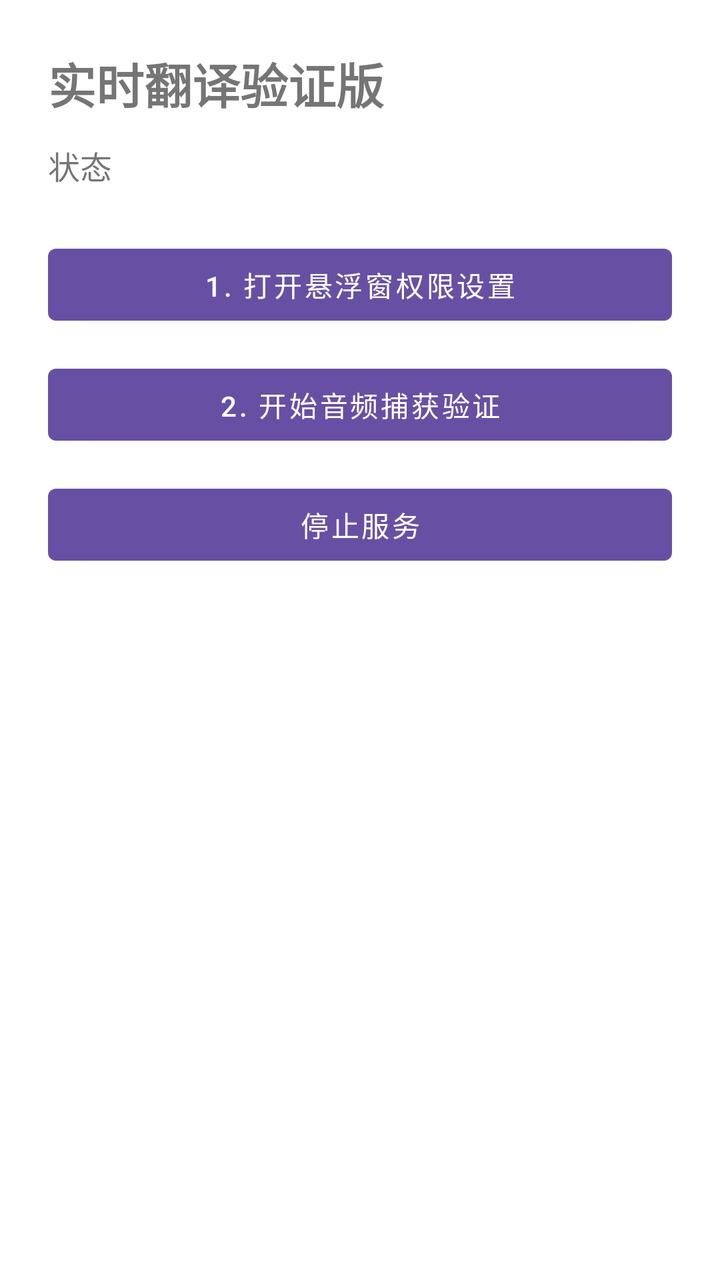
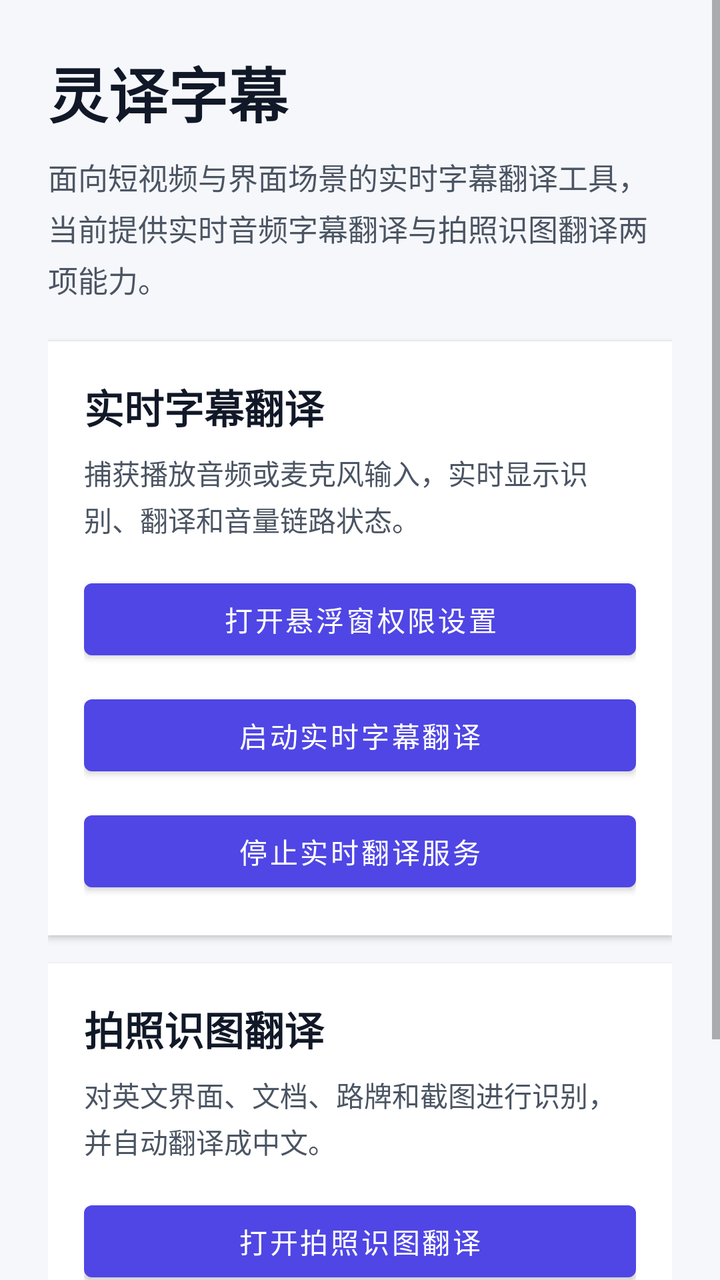

Two renders of the same Android screen: before a commit and after it. Below are the layout's source before the change and the commit's diff.
<!-- AndroidManifest.xml: application theme Theme.Fanyiapp -->
<!-- res/layout/activity_main.xml -->
<?xml version="1.0" encoding="utf-8"?>
<LinearLayout xmlns:android="http://schemas.android.com/apk/res/android"
    android:layout_width="match_parent"
    android:layout_height="match_parent"
    android:orientation="vertical"
    android:padding="24dp">

    <TextView
        android:id="@+id/titleText"
        android:layout_width="match_parent"
        android:layout_height="wrap_content"
        android:text="实时翻译验证版"
        android:textStyle="bold"
        android:textSize="24sp"
        android:layout_marginBottom="12dp" />

    <TextView
        android:id="@+id/statusText"
        android:layout_width="match_parent"
        android:layout_height="wrap_content"
        android:text="状态"
        android:textSize="16sp"
        android:layout_marginBottom="24dp" />

    <Button
        android:id="@+id/overlayButton"
        android:layout_width="match_parent"
        android:layout_height="wrap_content"
        android:text="1. 打开悬浮窗权限设置"
        android:layout_marginBottom="12dp" />

    <Button
        android:id="@+id/startButton"
        android:layout_width="match_parent"
        android:layout_height="wrap_content"
        android:text="2. 开始音频捕获验证"
        android:layout_marginBottom="12dp" />

    <Button
        android:id="@+id/stopButton"
        android:layout_width="match_parent"
        android:layout_height="wrap_content"
        android:text="停止服务" />

</LinearLayout>
<!-- resources referenced by this layout -->
<resources>
  <style name="Theme.Fanyiapp" parent="Theme.MaterialComponents.DayNight.NoActionBar">
          <item name="colorPrimary">#6750A4</item>
          <item name="colorPrimaryVariant">#4F378B</item>
          <item name="colorOnPrimary">#FFFFFF</item>
          <item name="android:statusBarColor" tools:targetApi="l">?attr/colorPrimaryVariant</item>
      </style>
</resources>

<!-- the commit's change to res/layout/activity_main.xml (unified diff, before → after) -->
@@ -1,45 +1,139 @@
 <?xml version="1.0" encoding="utf-8"?>
-<LinearLayout xmlns:android="http://schemas.android.com/apk/res/android"
+<ScrollView xmlns:android="http://schemas.android.com/apk/res/android"
     android:layout_width="match_parent"
     android:layout_height="match_parent"
-    android:orientation="vertical"
-    android:padding="24dp">
+    android:background="@color/surface_background"
+    android:fillViewport="true">
 
-    <TextView
-        android:id="@+id/titleText"
+    <LinearLayout
         android:layout_width="match_parent"
         android:layout_height="wrap_content"
-        android:text="实时翻译验证版"
-        android:textStyle="bold"
-        android:textSize="24sp"
-        android:layout_marginBottom="12dp" />
+        android:orientation="vertical"
+        android:padding="24dp">
 
-    <TextView
-        android:id="@+id/statusText"
-        android:layout_width="match_parent"
-        android:layout_height="wrap_content"
-        android:text="状态"
-        android:textSize="16sp"
-        android:layout_marginBottom="24dp" />
+        <TextView
+            android:id="@+id/titleText"
+            android:layout_width="match_parent"
+            android:layout_height="wrap_content"
+            android:text="@string/main_title"
+            android:textColor="@color/text_primary"
+            android:textSize="30sp"
+            android:textStyle="bold" />
 
-    <Button
-        android:id="@+id/overlayButton"
-        android:layout_width="match_parent"
-        android:layout_height="wrap_content"
-        android:text="1. 打开悬浮窗权限设置"
-        android:layout_marginBottom="12dp" />
+        <TextView
+            android:layout_width="match_parent"
+            android:layout_height="wrap_content"
+            android:layout_marginTop="10dp"
+            android:layout_marginBottom="20dp"
+            android:lineSpacingExtra="4dp"
+            android:text="@string/main_subtitle"
+            android:textColor="@color/text_secondary"
+            android:textSize="15sp" />
 
-    <Button
-        android:id="@+id/startButton"
-        android:layout_width="match_parent"
-        android:layout_height="wrap_content"
-        android:text="2. 开始音频捕获验证"
-        android:layout_marginBottom="12dp" />
+        <LinearLayout
+            android:layout_width="match_parent"
+            android:layout_height="wrap_content"
+            android:layout_marginBottom="14dp"
+            android:background="@android:color/white"
+            android:elevation="2dp"
+            android:orientation="vertical"
+            android:padding="18dp">
 
-    <Button
-        android:id="@+id/stopButton"
-        android:layout_width="match_parent"
-        android:layout_height="wrap_content"
-        android:text="停止服务" />
+            <TextView
+                android:layout_width="match_parent"
+                android:layout_height="wrap_content"
+                android:text="@string/main_feature_live_title"
+                android:textColor="@color/text_primary"
+                android:textSize="20sp"
+                android:textStyle="bold" />
 
-</LinearLayout>
+            <TextView
+                android:layout_width="match_parent"
+                android:layout_height="wrap_content"
+                android:layout_marginTop="8dp"
+                android:lineSpacingExtra="3dp"
+                android:text="@string/main_feature_live_desc"
+                android:textColor="@color/text_secondary"
+                android:textSize="14sp" />
+
+            <Button
+                android:id="@+id/overlayButton"
+                android:layout_width="match_parent"
+                android:layout_height="wrap_content"
+                android:layout_marginTop="16dp"
+                android:text="@string/main_action_overlay"
+                android:textAllCaps="false" />
+
+            <Button
+                android:id="@+id/startButton"
+                android:layout_width="match_parent"
+                android:layout_height="wrap_content"
+                android:layout_marginTop="10dp"
+                android:text="@string/main_action_start"
+                android:textAllCaps="false" />
+
+            <Button
+                android:id="@+id/stopButton"
+                android:layout_width="match_parent"
+                android:layout_height="wrap_content"
+                android:layout_marginTop="10dp"
+                android:text="@string/main_action_stop"
+                android:textAllCaps="false" />
+        </LinearLayout>
+
+        <LinearLayout
+            android:layout_width="match_parent"
+            android:layout_height="wrap_content"
+            android:layout_marginBottom="14dp"
+            android:background="@android:color/white"
+            android:elevation="2dp"
+            android:orientation="vertical"
+            android:padding="18dp">
+
+            <TextView
+                android:layout_width="match_parent"
+                android:layout_height="wrap_content"
+                android:text="@string/main_feature_image_title"
+                android:textColor="@color/text_primary"
+                android:textSize="20sp"
+                android:textStyle="bold" />
+
+            <TextView
+                android:layout_width="match_parent"
+                android:layout_height="wrap_content"
+                android:layout_marginTop="8dp"
+                android:lineSpacingExtra="3dp"
+                android:text="@string/main_feature_image_desc"
+                android:textColor="@color/text_secondary"
+                android:textSize="14sp" />
+
+            <Button
+                android:id="@+id/imageTranslateButton"
+                android:layout_width="match_parent"
+                android:layout_height="wrap_content"
+                android:layout_marginTop="16dp"
+                android:text="@string/main_action_image"
+                android:textAllCaps="false" />
+        </LinearLayout>
+
+        <TextView
+            android:layout_width="match_parent"
+            android:layout_height="wrap_content"
+            android:layout_marginBottom="8dp"
+            android:text="@string/main_status_label"
+            android:textColor="@color/text_primary"
+            android:textSize="16sp"
+            android:textStyle="bold" />
+
+        <TextView
+            android:id="@+id/statusText"
+            android:layout_width="match_parent"
+            android:layout_height="wrap_content"
+            android:background="@android:color/white"
+            android:lineSpacingExtra="3dp"
+            android:padding="18dp"
+            android:textColor="@color/text_secondary"
+            android:textSize="15sp" />
+
+    </LinearLayout>
+</ScrollView>
<!-- resource entries referenced after the edit -->
@@ -1,10 +1,34 @@
 <!-- resources referenced by this layout -->
 <resources>
+  <color name="surface_background">#F6F7FB</color>
+  <color name="text_primary">#111827</color>
+  <color name="text_secondary">#4B5563</color>
+  <string name="main_action_image">打开拍照识图翻译</string>
+  <string name="main_action_overlay">打开悬浮窗权限设置</string>
+  <string name="main_action_start">启动实时字幕翻译</string>
+  <string name="main_action_stop">停止实时翻译服务</string>
+  <string name="main_feature_image_desc">对英文界面、文档、路牌和截图进行识别，并自动翻译成中文。</string>
+  <string name="main_feature_image_title">拍照识图翻译</string>
+  <string name="main_feature_live_desc">捕获播放音频或麦克风输入，实时显示识别、翻译和音量链路状态。</string>
+  <string name="main_feature_live_title">实时字幕翻译</string>
+  <string name="main_status_label">当前状态</string>
+  <string name="main_subtitle">面向短视频与界面场景的实时字幕翻译工具，当前提供实时音频字幕翻译与拍照识图翻译两项能力。</string>
+  <string name="main_title">灵译字幕</string>
   <style name="Theme.Fanyiapp" parent="Theme.MaterialComponents.DayNight.NoActionBar">
-          <item name="colorPrimary">#6750A4</item>
-          <item name="colorPrimaryVariant">#4F378B</item>
-          <item name="colorOnPrimary">#FFFFFF</item>
-          <item name="android:statusBarColor" tools:targetApi="l">?attr/colorPrimaryVariant</item>
+          <item name="colorPrimary">@color/brand_primary</item>
+          <item name="colorPrimaryVariant">@color/brand_primary_dark</item>
+          <item name="colorOnPrimary">@android:color/white</item>
+          <item name="colorSecondary">@color/brand_accent</item>
+          <item name="colorOnSecondary">@android:color/white</item>
+          <item name="colorSurface">@color/surface_card</item>
+          <item name="android:windowBackground">@color/surface_background</item>
+          <item name="android:statusBarColor" tools:targetApi="l">@color/brand_primary_dark</item>
+          <item name="android:navigationBarColor">@color/surface_background</item>
+          <item name="android:windowLightStatusBar" tools:targetApi="m">false</item>
       </style>
+  <color name="brand_primary">#4F46E5</color>
+  <color name="brand_primary_dark">#3730A3</color>
+  <color name="brand_accent">#14B8A6</color>
+  <color name="surface_card">#FFFFFFFF</color>
 </resources>
 
